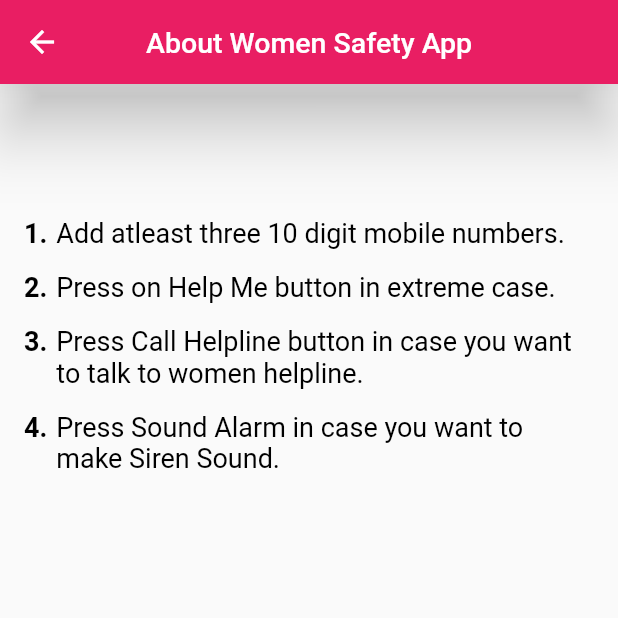
After one commit to rutuja-kurale/women_safety, a Flutter app: the About screen opened by its route, on a phone screen of 412 x 824 dp, the top half of it. The commit adds this screen. Run offline on Flutter 3.47's test engine with Material 2 defaults, Android fonts, the phone set to English and light mode, and no system bars; our stand-ins replace assets_audio_player, fluttertoast, location, permission_handler, shared_preferences; missing offline and left inert: intent; accounts and stored records are empty; statements that could not run were skipped.

Commit message:
added about page

```diff
--- /dev/null
+++ b/lib/about_page.dart
@@ -0,0 +1,175 @@
+import 'package:flutter/material.dart';
+
+
+class About extends StatefulWidget {
+  @override
+  _AboutState createState() => _AboutState();
+}
+
+class _AboutState extends State<About> {
+  @override
+  Widget build(BuildContext context) {
+    return Scaffold(
+      resizeToAvoidBottomPadding: false,
+      appBar: AppBar(
+        automaticallyImplyLeading: true,
+        backgroundColor: Colors.pink,
+        elevation: 18.0,
+        title: Text(
+          'About Women Safety App',
+          style: TextStyle(
+            color: Colors.white,
+            fontSize: 19.0,
+          ),
+        ),
+        centerTitle: true,
+      ),
+      body: Container(
+        width: MediaQuery.of(context).size.width,
+        height: MediaQuery.of(context).size.height,
+        child: SingleChildScrollView(
+          child: Padding(
+            padding: const EdgeInsets.all(14.0),
+            child: Column(
+              children: <Widget>[
+                SizedBox(height: 75.0,),
+                Padding(
+                  padding: const EdgeInsets.only(bottom: 15.0, left: 2.0,right: 8.0),
+                  child: Container(
+                    child: Row(
+                      crossAxisAlignment: CrossAxisAlignment.start,
+                      children: <Widget>[
+                        Padding(
+                          padding: const EdgeInsets.only(right:6.0),
+                          child: Text(
+                            '1.',
+                            style: TextStyle(
+                              fontSize: 18.0,
+                              color: Colors.black,
+                              fontWeight: FontWeight.bold,
+                            ),
+                          ),
+                        ),
+                        Expanded(
+                          child: RichText(
+                            text: TextSpan(
+                              children: [
+                                TextSpan(
+                                  text: 'Add atleast three 10 digit mobile numbers.',
+                                  style: TextStyle(color: Colors.black, fontSize: 18.0),
+                                ),
+                              ],
+                            ),
+                          ),
+                        ),
+                      ],
+                    ),
+                  ),
+                ),
+                Padding(
+                  padding: const EdgeInsets.only(bottom: 15.0, left: 2.0,right: 8.0),
+                  child: Container(
+                    child: Row(
+                      crossAxisAlignment: CrossAxisAlignment.start,
+                      children: <Widget>[
+                        Padding(
+                          padding: const EdgeInsets.only(right:6.0),
+                          child: Text(
+                            '2.',
+                            style: TextStyle(
+                              fontSize: 18.0,
+                              color: Colors.black,
+                              fontWeight: FontWeight.bold,
+                            ),
+                          ),
+                        ),
+                        Expanded(
+                          child: RichText(
+                            text: TextSpan(
+                              children: [
+                                TextSpan(
+                                  text: 'Press on Help Me button in extreme case.',
+                                  style: TextStyle(color: Colors.black, fontSize: 18.0),
+                                ),
+                              ],
+                            ),
+                          ),
+                        ),
+                      ],
+                    ),
+                  ),
+                ),
+                Padding(
+                  padding: const EdgeInsets.only(bottom: 15.0, left: 2.0,right: 8.0),
+                  child: Container(
+                    child: Row(
+                      crossAxisAlignment: CrossAxisAlignment.start,
+                      children: <Widget>[
+                        Padding(
+                          padding: const EdgeInsets.only(right:6.0),
+                          child: Text(
+                            '3.',
+                            style: TextStyle(
+                              fontSize: 18.0,
+                              color: Colors.black,
+                              fontWeight: FontWeight.bold,
+                            ),
+                          ),
+                        ),
+                        Expanded(
+                          child: RichText(
+                            text: TextSpan(
+                              children: [
+                                TextSpan(
+                                  text: 'Press Call Helpline button in case you want to talk to women helpline.',
+                                  style: TextStyle(color: Colors.black, fontSize: 18.0),
+                                ),
+                              ],
+                            ),
+                          ),
+                        ),
+                      ],
+                    ),
+                  ),
+                ),
+                Padding(
+                  padding: const EdgeInsets.only(bottom: 15.0, left: 2.0,right: 8.0),
+                  child: Container(
+                    child: Row(
+                      crossAxisAlignment: CrossAxisAlignment.start,
+                      children: <Widget>[
+                        Padding(
+                          padding: const EdgeInsets.only(right:6.0),
+                          child: Text(
+                            '4.',
+                            style: TextStyle(
+                              fontSize: 18.0,
+                              color: Colors.black,
+                              fontWeight: FontWeight.bold,
+                            ),
+                          ),
+                        ),
+                        Expanded(
+                          child: RichText(
+                            text: TextSpan(
+                              children: [
+                                TextSpan(
+                                  text: 'Press Sound Alarm in case you want to make Siren Sound.',
+                                  style: TextStyle(color: Colors.black, fontSize: 18.0),
+                                ),
+                              ],
+                            ),
+                          ),
+                        ),
+                      ],
+                    ),
+                  ),
+                ),
+              ],
+            ),
+          ),
+        ),
+      ),
+    );
+  }
+}
--- a/lib/main.dart
+++ b/lib/main.dart
@@ -12,6 +12,7 @@ import 'package:assets_audio_player/assets_audio_player.dart';
 import 'package:fluttertoast/fluttertoast.dart';
 import 'package:intent/intent.dart' as android_intent;
 import 'package:intent/action.dart' as android_action;
+import 'package:women_safety_app/about_page.dart';
 
 void main() => runApp(MyApp());
 
@@ -24,6 +25,7 @@ class MyApp extends StatelessWidget {
       routes: <String, WidgetBuilder>{
         '/home': (BuildContext context) => new MyHomePage(),
         '/edit': (BuildContext context) => new editContacts(),
+        '/about': (BuildContext context) => new About(),
       },
       home: MyHomePage(),
     );
@@ -684,7 +686,7 @@ class _MyHomePageState extends State<MyHomePage> {
     onSelected: (value) {
       switch (value) {
         case 1: {
-//          logoutHandler();
+          Navigator.of(context).pushNamed("/about");
         }
         break;
         case 2: {
```
